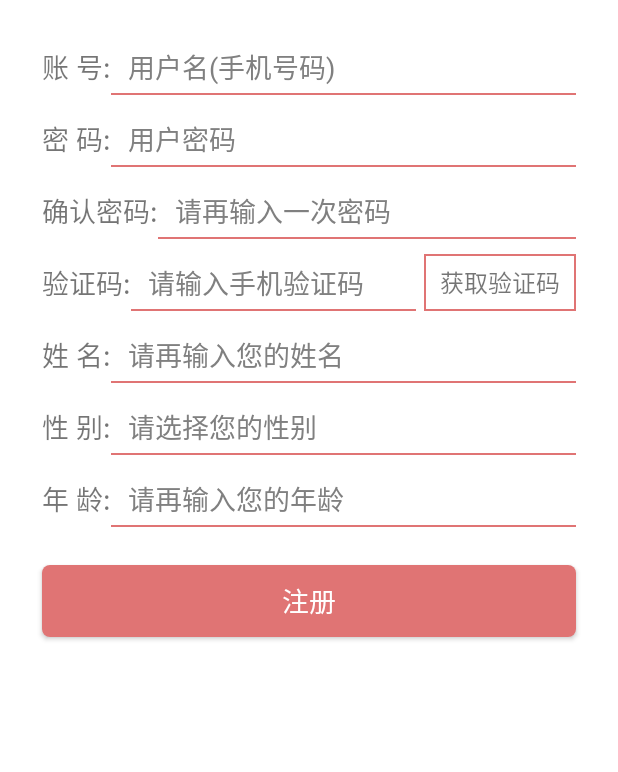
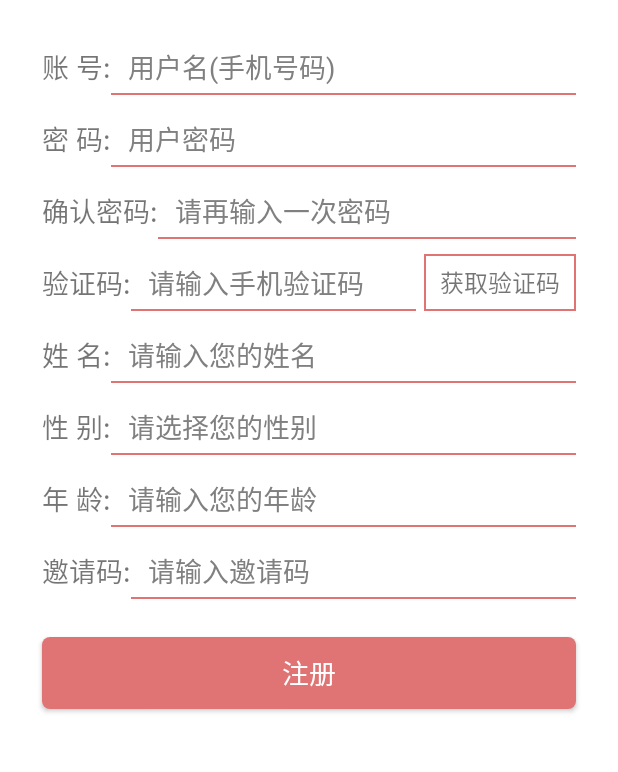
Before and after one commit to zhulr/ASOSApp, an Android app: the RegisterNewActivity screen opened directly, with no data from a screen before it, on a phone screen of 412 x 824 dp, the part 60-832 px from its top. Run offline under Robolectric (Android 15) with nearby library versions, the phone set to English and light mode, and no system bars; libraries missing offline, so code that uses them is left out: cn.smssdk; 3 statements that could not run were skipped.

Commit message:
安邦卡文字提示

```diff
--- a/app/src/main/java/com/asosapp/phone/controller/RegisterController.java
+++ b/app/src/main/java/com/asosapp/phone/controller/RegisterController.java
@@ -77,7 +77,6 @@ public class RegisterController implements RegisterView.Listener, OnClickListene
                 userAge = mRegisterView.getUserAge();
                 code = mRegisterView.getCode();
                 userSexy = mRegisterView.getSexy();
-
                 if (isMobileNO(userId) == false) {
                     mRegisterView.isMobileError(mContext);
                     break;
@@ -99,8 +98,6 @@ public class RegisterController implements RegisterView.Listener, OnClickListene
                     break;
                 }
 //                gethandler();
-
-
                 break;
             case R.id.return_btn:
                 mContext.finish();
--- a/app/src/main/res/layout/activity_register_new.xml
+++ b/app/src/main/res/layout/activity_register_new.xml
@@ -250,7 +250,7 @@
                 android:layout_centerVertical="true"
                 android:layout_marginLeft="11dp"
                 android:background="@null"
-                android:hint="请再输入您的姓名"
+                android:hint="请输入您的姓名"
                 android:textColorHint="@color/chat_detail_item_content_color"
                 android:singleLine="true"
                 android:textSize="18sp"
@@ -336,7 +336,7 @@
                 android:layout_centerVertical="true"
                 android:layout_marginLeft="11dp"
                 android:background="@null"
-                android:hint="请再输入您的年龄"
+                android:hint="请输入您的年龄"
                 android:textColorHint="@color/chat_detail_item_content_color"
                 android:singleLine="true"
                 android:textSize="18sp"
@@ -349,7 +349,48 @@
                 android:background="@color/btn_color_login" />
         </RelativeLayout>
     </RelativeLayout>
+    <RelativeLayout
+        android:layout_width="match_parent"
+        android:layout_height="38dp"
+        android:layout_marginLeft="28dp"
+        android:layout_marginRight="28dp"
+        android:layout_marginTop="10dp" >
 
+        <TextView
+            android:id="@+id/iv_invite_code"
+            android:layout_width="wrap_content"
+            android:layout_height="wrap_content"
+            android:layout_centerVertical="true"
+            android:text="邀请码:"
+            android:textSize="18sp"
+            />
+
+        <RelativeLayout
+            android:layout_toRightOf="@id/iv_invite_code"
+            android:layout_width="match_parent"
+            android:layout_height="wrap_content">
+            <EditText
+                android:id="@+id/invite_code"
+                android:layout_width="match_parent"
+                android:layout_height="match_parent"
+                android:cursorVisible="true"
+                android:textCursorDrawable="@drawable/text_cursor_bg"
+                android:layout_centerVertical="true"
+                android:layout_marginLeft="11dp"
+                android:background="@null"
+                android:hint="请输入邀请码"
+                android:textColorHint="@color/chat_detail_item_content_color"
+                android:singleLine="true"
+                android:textSize="18sp"
+                android:textColor="@color/black" />
+
+            <View
+                android:layout_width="match_parent"
+                android:layout_height="1dp"
+                android:layout_alignParentBottom="true"
+                android:background="@color/btn_color_login" />
+        </RelativeLayout>
+    </RelativeLayout>
     <Button
         android:id="@+id/regist_btn"
         android:layout_width="match_parent"
```
Also changed, not shown: app/src/main/res/layout/fragment_buy_cards.xml (+46 -14 lines), 1 other file.
